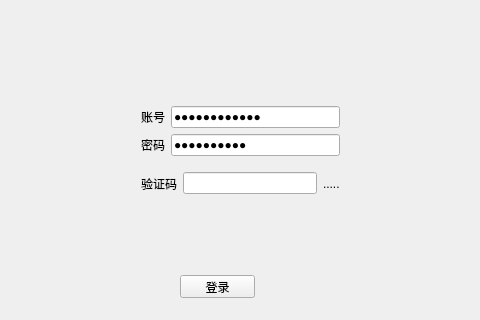
Above: Qt-Zhku-Client/zhkuclientmain.ui from yujiecong/Qt-Zhku-Client before the change; both pictures show x 430 to 910 and y 148 to 468 of the 1060 by 656 pixel window. Below: the same form after it.
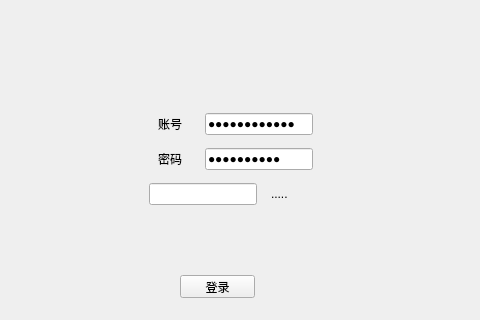
That is the form after the change.

Patch:
```diff
--- a/Qt-Zhku-Client/zhkuclientmain.ui
+++ b/Qt-Zhku-Client/zhkuclientmain.ui
@@ -55,8 +55,8 @@
      <rect>
       <x>560</x>
       <y>220</y>
-      <width>221</width>
-      <height>121</height>
+      <width>211</width>
+      <height>131</height>
      </rect>
     </property>
     <layout class="QVBoxLayout" name="verticalLayout">
@@ -64,13 +64,25 @@
       <layout class="QHBoxLayout" name="horizontalLayout">
        <item>
         <widget class="QLabel" name="label">
+         <property name="sizePolicy">
+          <sizepolicy hsizetype="Fixed" vsizetype="Preferred">
+           <horstretch>0</horstretch>
+           <verstretch>0</verstretch>
+          </sizepolicy>
+         </property>
          <property name="text">
           <string>账号</string>
          </property>
         </widget>
        </item>
        <item>
-        <widget class="QLineEdit" name="lineEdit_2">
+        <widget class="QLineEdit" name="accountInput">
+         <property name="sizePolicy">
+          <sizepolicy hsizetype="Fixed" vsizetype="Fixed">
+           <horstretch>0</horstretch>
+           <verstretch>0</verstretch>
+          </sizepolicy>
+         </property>
          <property name="text">
           <string>201810224331</string>
          </property>
@@ -85,13 +97,25 @@
       <layout class="QHBoxLayout" name="horizontalLayout_2">
        <item>
         <widget class="QLabel" name="label_2">
+         <property name="sizePolicy">
+          <sizepolicy hsizetype="Fixed" vsizetype="Preferred">
+           <horstretch>0</horstretch>
+           <verstretch>0</verstretch>
+          </sizepolicy>
+         </property>
          <property name="text">
           <string>密码</string>
          </property>
         </widget>
        </item>
        <item>
-        <widget class="QLineEdit" name="lineEdit">
+        <widget class="QLineEdit" name="pwdInput">
+         <property name="sizePolicy">
+          <sizepolicy hsizetype="Fixed" vsizetype="Fixed">
+           <horstretch>0</horstretch>
+           <verstretch>0</verstretch>
+          </sizepolicy>
+         </property>
          <property name="text">
           <string>yujiecong1</string>
          </property>
@@ -105,17 +129,29 @@
      <item>
       <layout class="QHBoxLayout" name="horizontalLayout_3">
        <item>
-        <widget class="QLabel" name="label_3">
-         <property name="text">
-          <string>验证码</string>
+        <widget class="QLineEdit" name="codeInput">
+         <property name="sizePolicy">
+          <sizepolicy hsizetype="Fixed" vsizetype="Fixed">
+           <horstretch>0</horstretch>
+           <verstretch>0</verstretch>
+          </sizepolicy>
          </property>
         </widget>
        </item>
-       <item>
-        <widget class="QLineEdit" name="lineEdit_3"/>
-       </item>
        <item>
         <widget class="QLabel" name="codeLabel">
+         <property name="minimumSize">
+          <size>
+           <width>50</width>
+           <height>20</height>
+          </size>
+         </property>
+         <property name="maximumSize">
+          <size>
+           <width>50</width>
+           <height>20</height>
+          </size>
+         </property>
          <property name="text">
           <string>.....</string>
          </property>
```
